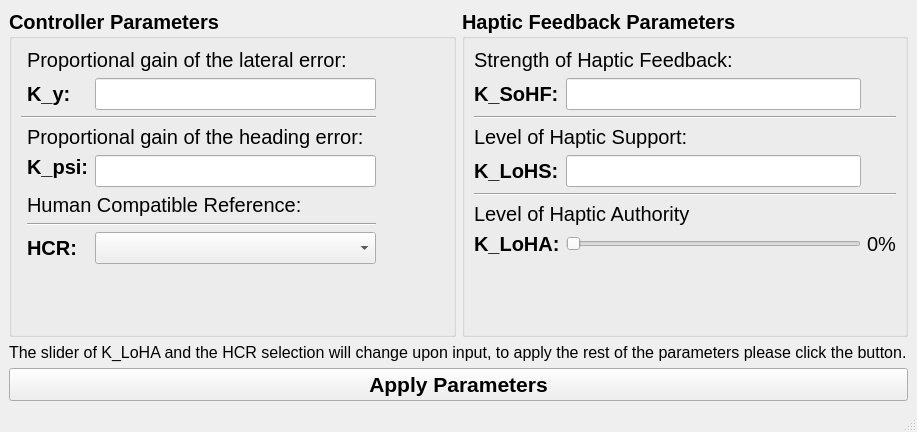
Before: the Qt Designer form modules/feedbackcontroller/action/FDCA.ui in tud-hri/joan, drawn with Qt 5.
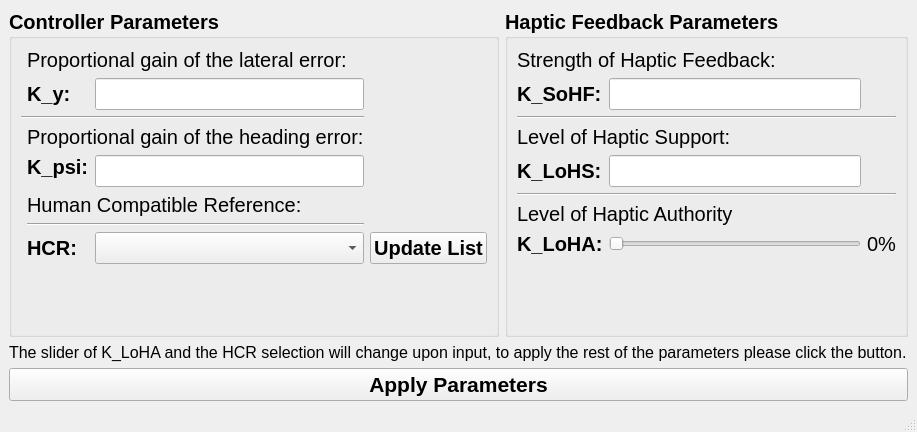
After: the same form once the commit is applied.

Patch:
```diff
--- a/modules/feedbackcontroller/action/FDCA.ui
+++ b/modules/feedbackcontroller/action/FDCA.ui
@@ -318,7 +318,7 @@
            <item row="1" column="3">
             <widget class="QLabel" name="label">
              <property name="text">
-              <string>           </string>
+              <string/>
              </property>
             </widget>
            </item>
@@ -357,13 +357,19 @@
             <widget class="QComboBox" name="comboHCR">
              <property name="font">
               <font>
-               <pointsize>15</pointsize>
                <weight>50</weight>
                <bold>false</bold>
               </font>
              </property>
             </widget>
            </item>
+           <item row="7" column="3">
+            <widget class="QPushButton" name="btnUpdate">
+             <property name="text">
+              <string>Update List</string>
+             </property>
+            </widget>
+           </item>
           </layout>
          </item>
         </layout>
```
Left out of the diff: 2 changed lines with no effect on the pictures.
